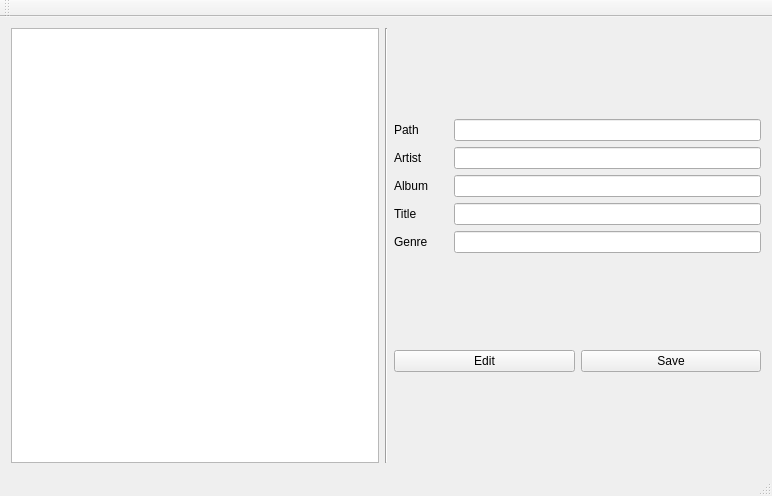
This is app/resources/mainwindow.ui in anovotarsk/utag as Qt 5 draws it before an edit. The edited form follows.
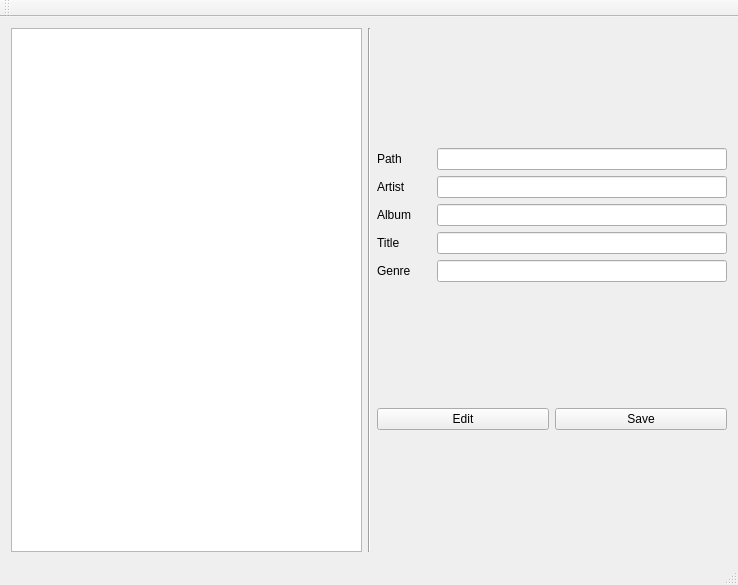
This is the edited form.

Diff of the .ui file:
```diff
--- a/app/resources/mainwindow.ui
+++ b/app/resources/mainwindow.ui
@@ -6,21 +6,23 @@
    <rect>
     <x>0</x>
     <y>0</y>
-    <width>772</width>
-    <height>496</height>
+    <width>738</width>
+    <height>585</height>
    </rect>
   </property>
+  <property name="minimumSize">
+   <size>
+    <width>542</width>
+    <height>340</height>
+   </size>
+  </property>
   <property name="windowTitle">
    <string>utag</string>
   </property>
   <widget class="QWidget" name="centralWidget">
    <layout class="QHBoxLayout" name="horizontalLayout_16">
     <item>
-     <widget class="QListView" name="listView">
-      <property name="mouseTracking">
-       <bool>false</bool>
-      </property>
-     </widget>
+     <widget class="QListWidget" name="listWidget"/>
     </item>
     <item>
      <widget class="Line" name="line">
```
Left out of the diff: 4 changed lines with no effect on the pictures.
